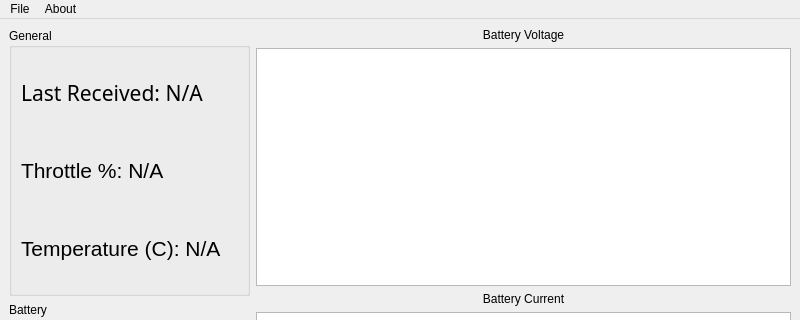
CamK06/AllTrax-Telemetry, file receiver/mainwindow.ui: the form before one commit; both pictures show x 0 to 800 and y 0 to 320 of the 800 by 600 pixel window.
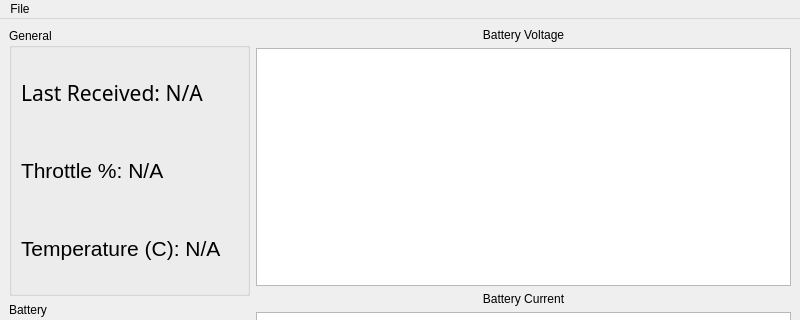
The form after the commit. Custom widgets are drawn as their Qt base class.

```diff
--- a/receiver/mainwindow.ui
+++ b/receiver/mainwindow.ui
@@ -180,13 +180,7 @@
     <addaction name="fileConnect"/>
     <addaction name="fileExit"/>
    </widget>
-   <widget class="QMenu" name="menuAbout">
-    <property name="title">
-     <string>About</string>
-    </property>
-   </widget>
    <addaction name="menuFile"/>
-   <addaction name="menuAbout"/>
   </widget>
   <widget class="QStatusBar" name="statusBar"/>
   <action name="fileExit">
```
Left out of the diff: 12 changed lines with no effect on the pictures.
